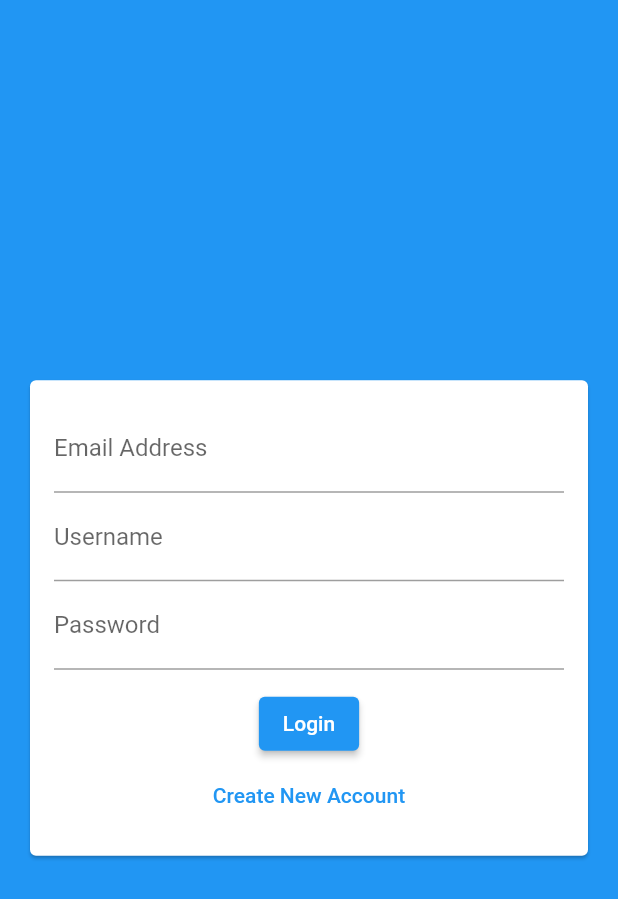
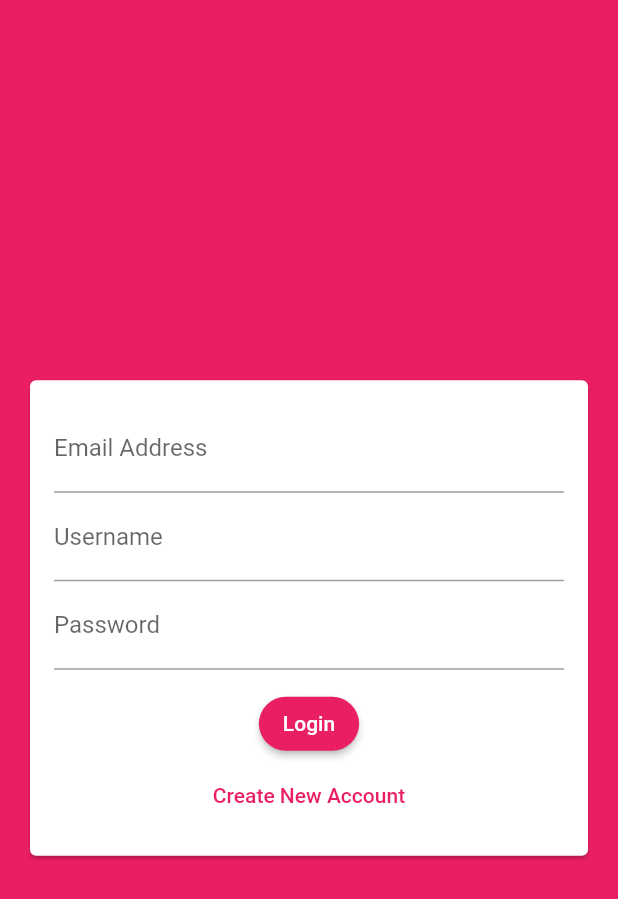
Before and after one commit to polnikovandrey/chat_app, a Flutter app: the screen it shows after launch, on a phone screen of 412 x 824 dp. Shown: the top 899 px of the screen. Run offline on Flutter 3.47's test engine with Material 2 defaults, Android fonts, the phone set to English and light mode, and no system bars; our stand-ins replace cloud_firestore, firebase_core; accounts and stored records are empty.

Commit message:
+ ChatApp theme

```diff
--- a/lib/main.dart
+++ b/lib/main.dart
@@ -13,10 +13,23 @@ class ChatApp extends StatelessWidget {
 
   @override
   Widget build(BuildContext context) {
+    final themeData = ThemeData();
     return MaterialApp(
       title: 'Flutter Chat',
-      theme: ThemeData(
-        primarySwatch: Colors.blue,
+      theme: themeData.copyWith(
+        colorScheme: themeData.colorScheme.copyWith(
+          primary: Colors.pink,
+          background: Colors.pink,
+          secondary: Colors.deepPurple,
+        ),
+        elevatedButtonTheme: ElevatedButtonThemeData(
+          style: ElevatedButton.styleFrom(
+            primary: Colors.pink,
+            shape: RoundedRectangleBorder(
+              borderRadius: BorderRadius.circular(20),
+            ),
+          ),
+        ),
       ),
       home: const AuthScreen(),
     );
```
